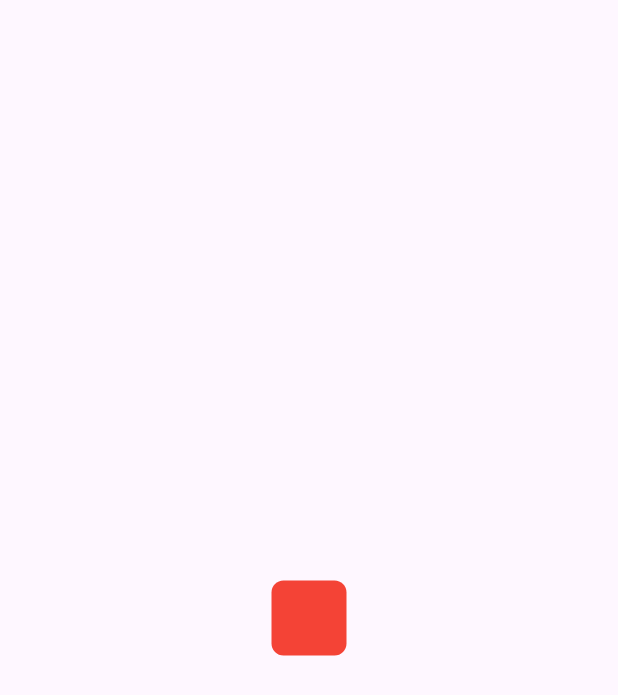
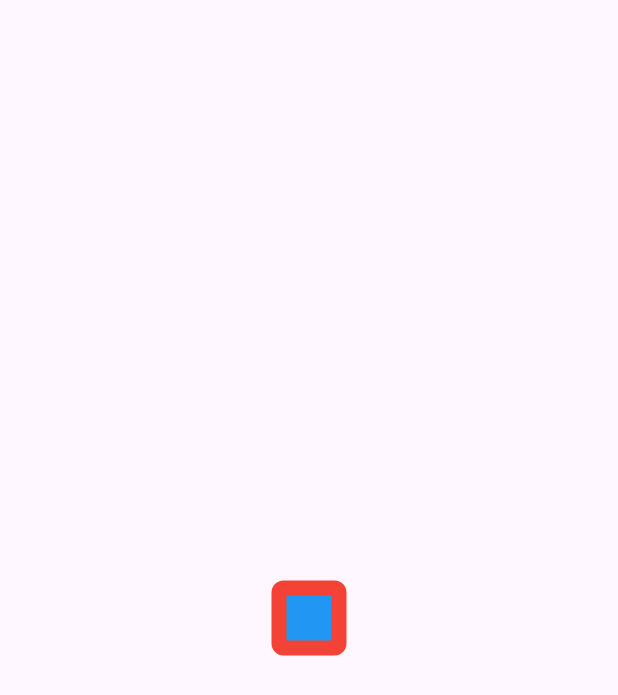
Before and after one commit to Tushandeep/Demo-Windows-Flutter-App, a Flutter app: the screen it shows after launch, on a phone screen of 412 x 824 dp. Shown: the top 695 px of the screen. Run offline on Flutter 3.47's test engine with Material 2 defaults, Android fonts, the phone set to English and light mode, and no system bars.

Commit message:
Updated The Code

```diff
--- a/lib/main.dart
+++ b/lib/main.dart
@@ -40,6 +40,13 @@ class HomePage extends StatelessWidget {
                 color: Colors.red,
                 borderRadius: BorderRadius.circular(8),
               ),
+              child: Center(
+                child: Container(
+                  height: 30,
+                  width: 30,
+                  color: Colors.blue,
+                ),
+              ),
             ),
           ],
         ),
```
